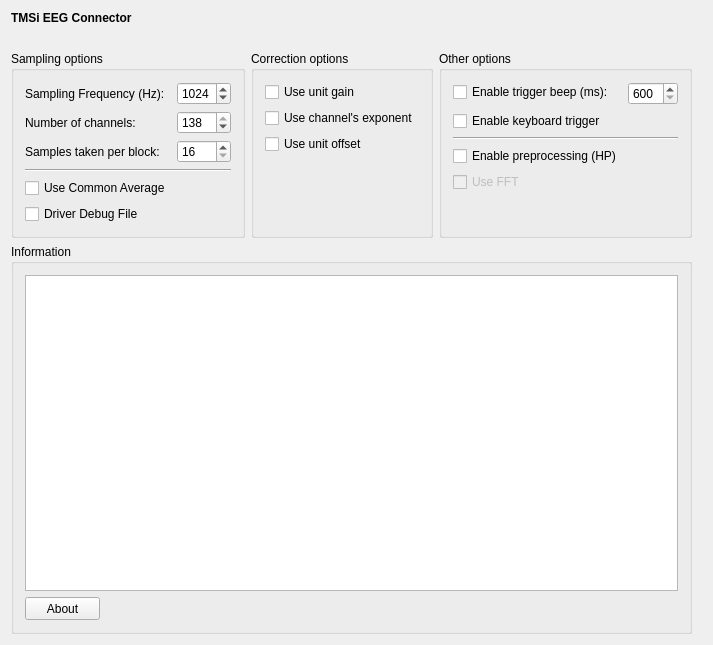
Before: the Qt Designer form applications/mne_x/plugins/eegosports/FormFiles/eegosportssetup.ui in mne-tools/mne-cpp, drawn with Qt 5.
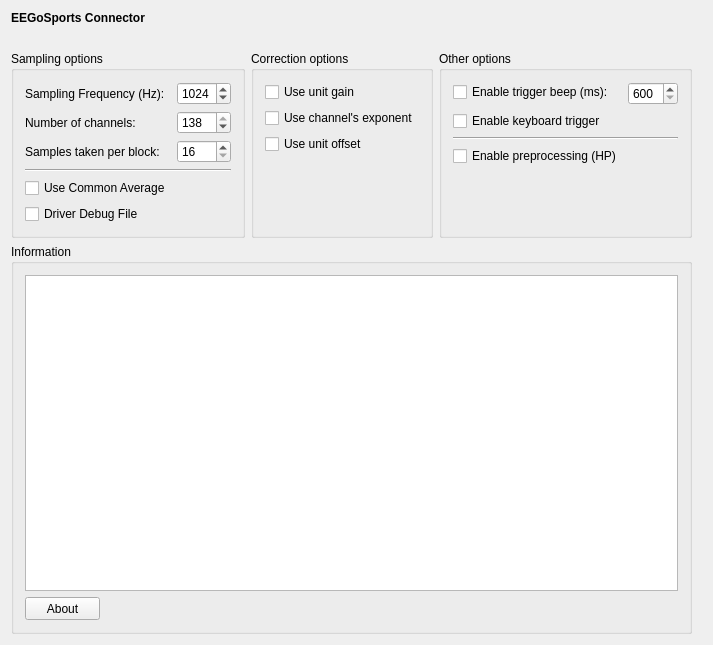
After: the same form once the commit is applied.

```diff
--- a/applications/mne_x/plugins/eegosports/FormFiles/eegosportssetup.ui
+++ b/applications/mne_x/plugins/eegosports/FormFiles/eegosportssetup.ui
@@ -23,7 +23,7 @@
       </font>
      </property>
      <property name="text">
-      <string>TMSi EEG Connector</string>
+      <string>EEGoSports Connector</string>
      </property>
     </widget>
    </item>
@@ -193,6 +193,9 @@
         <string>Other options</string>
        </property>
        <layout class="QFormLayout" name="formLayout_3">
+        <property name="fieldGrowthPolicy">
+         <enum>QFormLayout::AllNonFixedFieldsGrow</enum>
+        </property>
         <item row="0" column="0">
          <widget class="QCheckBox" name="m_checkBox_EnableBeep">
           <property name="text">
@@ -216,23 +219,6 @@
           </property>
          </widget>
         </item>
-        <item row="4" column="0">
-         <widget class="QCheckBox" name="m_checkBox_UseFFT">
-          <property name="enabled">
-           <bool>false</bool>
-          </property>
-          <property name="text">
-           <string>Use FFT</string>
-          </property>
-         </widget>
-        </item>
-        <item row="3" column="0">
-         <widget class="QCheckBox" name="m_checkBox_UseFiltering">
-          <property name="text">
-           <string>Enable preprocessing (HP)</string>
-          </property>
-         </widget>
-        </item>
         <item row="1" column="0">
          <widget class="QCheckBox" name="m_checkBox_EnableKeyboardTrigger">
           <property name="text">
@@ -253,6 +239,13 @@
           </property>
          </widget>
         </item>
+        <item row="3" column="0">
+         <widget class="QCheckBox" name="m_checkBox_UseFiltering">
+          <property name="text">
+           <string>Enable preprocessing (HP)</string>
+          </property>
+         </widget>
+        </item>
        </layout>
       </widget>
      </item>
```
